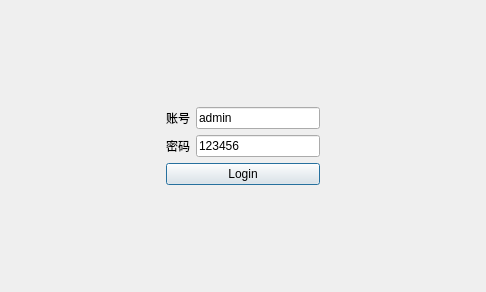
First picture: the form in View/02_Login/logindialog.ui, repository AlfredYin/LocalMonitoring, before the edit.
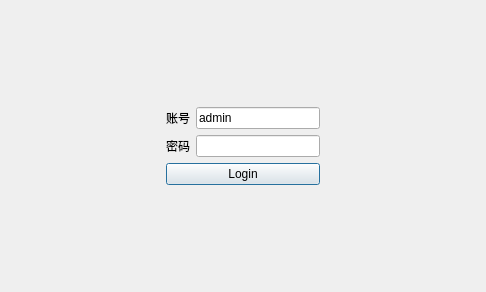
Second picture: the form after the edit.

Diff of the .ui file:
```diff
--- a/View/02_Login/logindialog.ui
+++ b/View/02_Login/logindialog.ui
@@ -46,7 +46,7 @@
        <item>
         <widget class="QLineEdit" name="lineEdit_PassWord">
          <property name="text">
-          <string>123456</string>
+          <string/>
          </property>
         </widget>
        </item>
```
